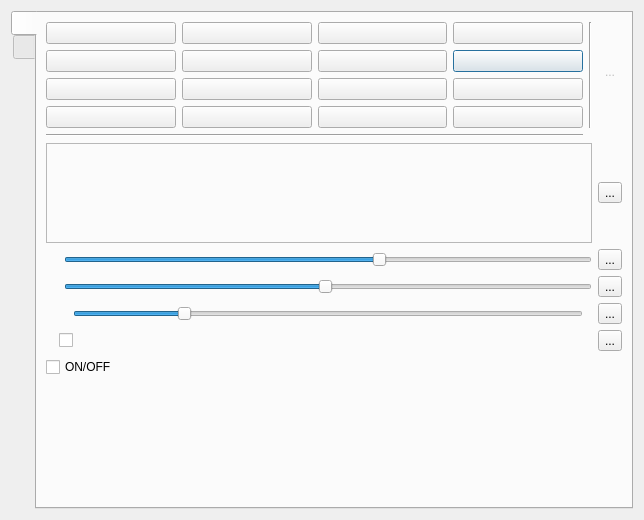
First picture: the form in showclick/showclickDialog.ui, repository vkohaupt/vokoShowClick, before the edit.
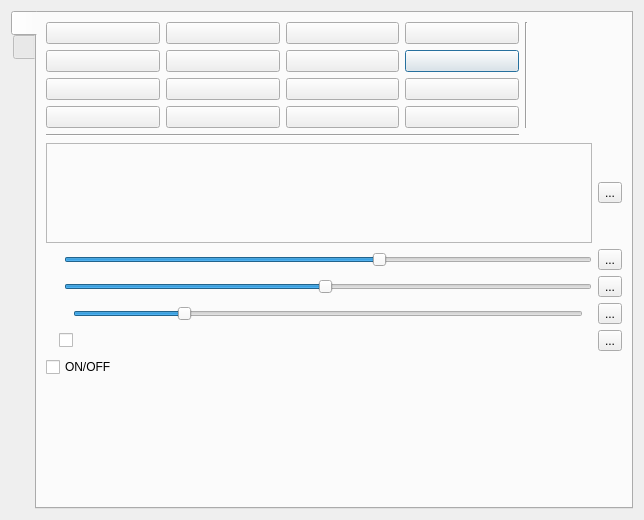
Second picture: the form after the edit. The open tabs and pages were chosen to show the change. Icons and pictures are not drawn.

Commit message: BS icon

```diff
--- a/showclick/showclickDialog.ui
+++ b/showclick/showclickDialog.ui
@@ -147,7 +147,7 @@
            <item row="0" column="5" rowspan="4" alignment="Qt::AlignTop">
             <widget class="QToolButton" name="toolButton_6">
              <property name="enabled">
-              <bool>false</bool>
+              <bool>true</bool>
              </property>
              <property name="sizePolicy">
               <sizepolicy hsizetype="Maximum" vsizetype="Maximum">
@@ -161,14 +161,6 @@
                <height>100</height>
               </size>
              </property>
-             <property name="text">
-              <string>...</string>
-             </property>
-             <property name="icon">
-              <iconset resource="../showclick.qrc">
-               <normaloff>:/pictures/showclick/linux.png</normaloff>
-               <disabledoff>:/pictures/showclick/linux.png</disabledoff>:/pictures/showclick/linux.png</iconset>
-             </property>
              <property name="iconSize">
               <size>
                <width>80</width>
```
Left out of the diff: 4 changed lines with no effect on the pictures. The commit also changes 2 other files.
